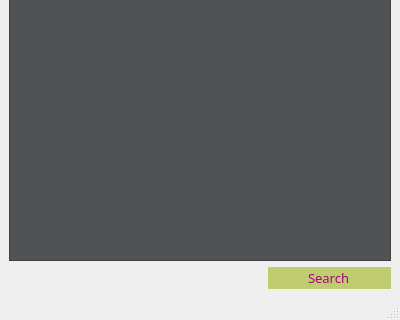
Above: contactlistprovider.ui from d1mmm/QtTest_ProviderContactsList before the change; both pictures show x 0 to 400 and y 280 to 600 of the 400 by 600 pixel window. Below: the same form after it.
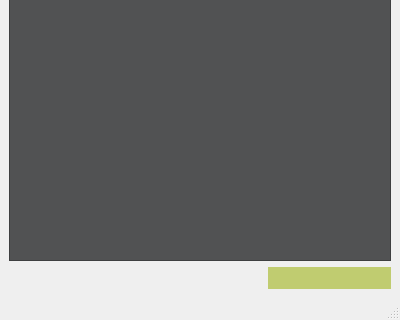
That is the form after the change. Icons and pictures are not drawn.

Diff of the .ui file:
```diff
--- a/contactlistprovider.ui
+++ b/contactlistprovider.ui
@@ -189,7 +189,7 @@
 font: 10pt &quot;Bahnschrift SemiLight&quot;;</string>
         </property>
         <property name="text">
-         <string>Search</string>
+         <string/>
         </property>
         <property name="maxLength">
          <number>20</number>
```
